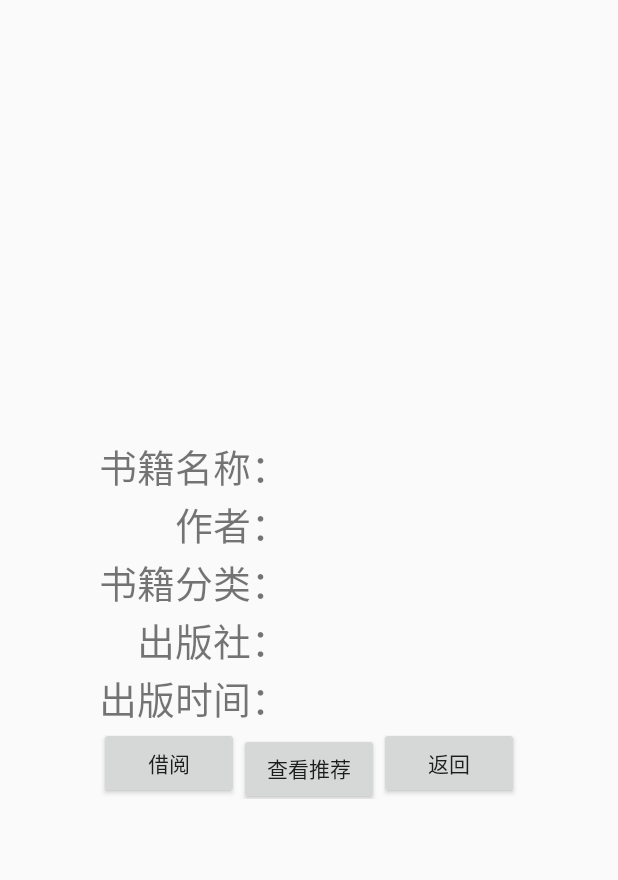
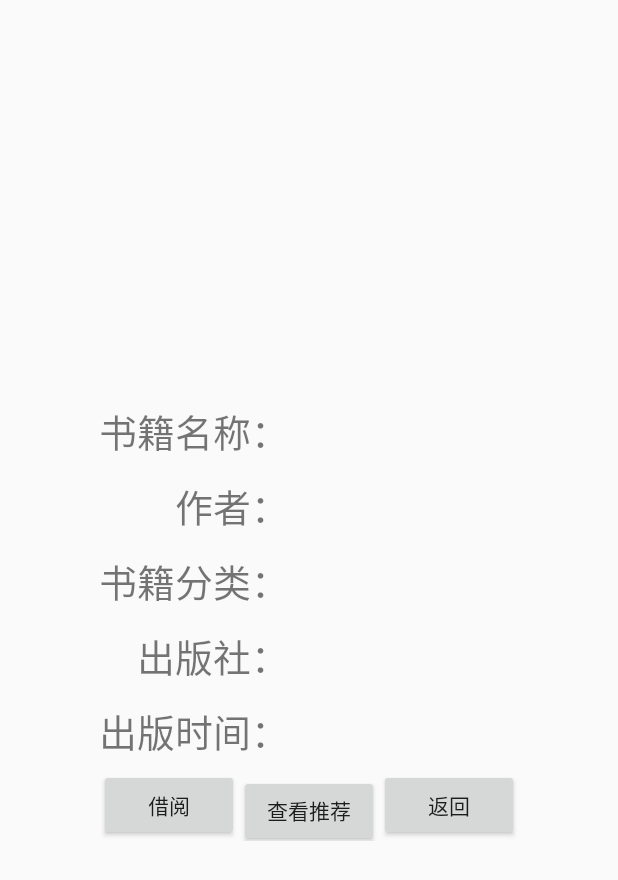
Before and after one commit to sp960817/library, an Android app: the layout activity_book_dialog.xml on its own in the app's theme, with its tools: preview values and no code run, on a phone screen of 412 x 824 dp. Shown: the top 880 px of the screen. Run offline under Robolectric (Android 15) with nearby library versions, the phone set to English and light mode, and no system bars.

Commit message:
fix text

```diff
--- a/app/build.gradle
+++ b/app/build.gradle
@@ -16,6 +16,7 @@ android {
             proguardFiles getDefaultProguardFile('proguard-android.txt'), 'proguard-rules.pro'
         }
     }
+    buildToolsVersion '26.0.2'
 }
 
 dependencies {
--- a/app/src/main/AndroidManifest.xml
+++ b/app/src/main/AndroidManifest.xml
@@ -49,7 +49,7 @@
         </receiver>
 
         <activity android:name=".ViewRecommend"
-            android:label="推荐语"
+            android:label="推荐"
             android:theme="@style/Theme.AppCompat.Light.Dialog.Alert"
             ></activity>
     </application>
--- a/app/src/main/java/Y/SqlHelper.java
+++ b/app/src/main/java/Y/SqlHelper.java
@@ -15,7 +15,7 @@ public class SqlHelper {
             final String DRIVER_NAME = "com.mysql.jdbc.Driver";
             Class.forName(DRIVER_NAME);
             Log.d("sss", "加载成功 ");
-            conn = DriverManager.getConnection("jdbc:mysql:"+"//192.168.1.103:3306/tushuguan?useUnicode=true&characterEncoding=utf-8&useSSL=false","root","root");
+            conn = DriverManager.getConnection("jdbc:mysql:"+"//192.168.42.21:3306/tushuguan?useUnicode=true&characterEncoding=utf-8&useSSL=false","root","q9t3e5q2");
             Log.d("sss", "连接成功 ");
         } catch (ClassNotFoundException e) {
             conn = null;
--- a/app/src/main/java/com/example/administrator/library/ViewStyleFragement.java
+++ b/app/src/main/java/com/example/administrator/library/ViewStyleFragement.java
@@ -37,12 +37,12 @@ public class ViewStyleFragement extends Fragment {
         View view = inflater.inflate(R.layout.viewstyle_fragement,container,false);
         listView = (ListView) view.findViewById(R.id.style_list);
         connection = SqlHelper.openConnection();
+        list.clear();
         try{
             statement =connection.createStatement();
             resultSet = statement.executeQuery("SELECT * FROM book_style");
             while (resultSet.next()){
                 list.add(new String(resultSet.getString("bookstyle")));
-                Log.d("sss", "111 ");
             }
             resultSet.close();
             connection.close();
@@ -60,4 +60,5 @@ public class ViewStyleFragement extends Fragment {
         });
         return view;
     }
+
 }
--- a/app/src/main/res/layout/activity_book_dialog.xml
+++ b/app/src/main/res/layout/activity_book_dialog.xml
@@ -16,7 +16,7 @@
             >
             <TextView
                 android:layout_width="wrap_content"
-                android:layout_height="wrap_content"
+                android:layout_height="75px"
                 android:text="书籍名称："
                 android:textSize="25dp"
                 android:gravity="center"
@@ -24,7 +24,7 @@
                 />
             <TextView
                 android:layout_width="wrap_content"
-                android:layout_height="wrap_content"
+                android:layout_height="75px"
                 android:text="作者："
                 android:textSize="25dp"
                 android:gravity="center"
@@ -32,7 +32,7 @@
                 />
             <TextView
                 android:layout_width="wrap_content"
-                android:layout_height="wrap_content"
+                android:layout_height="75px"
                 android:text="书籍分类："
                 android:textSize="25dp"
                 android:gravity="center"
@@ -40,7 +40,7 @@
                 />
             <TextView
                 android:layout_width="wrap_content"
-                android:layout_height="wrap_content"
+                android:layout_height="75px"
                 android:text="出版社："
                 android:textSize="25dp"
                 android:gravity="center"
@@ -48,7 +48,7 @@
                 />
             <TextView
                 android:layout_width="wrap_content"
-                android:layout_height="wrap_content"
+                android:layout_height="75px"
                 android:text="出版时间："
                 android:textSize="25dp"
                 android:gravity="center"
--- a/app/src/main/res/layout/activity_view_recommend.xml
+++ b/app/src/main/res/layout/activity_view_recommend.xml
@@ -3,6 +3,12 @@
     android:layout_height="wrap_content"
     android:layout_gravity="center"
     android:orientation="vertical">
+    <TextView
+        android:layout_width="wrap_content"
+        android:layout_height="wrap_content"
+        android:id="@+id/recommend_seelv"
+        android:text="111111"
+        android:textSize="20dp"/>
     <TextView
         android:layout_width="wrap_content"
         android:layout_height="wrap_content"
```
Also changed, not shown: app/src/main/java/com/example/administrator/library/ViewRecommend.java (+7 -4 lines), app/src/main/res/layout/dialoglayout.xml (+7 -7 lines).
